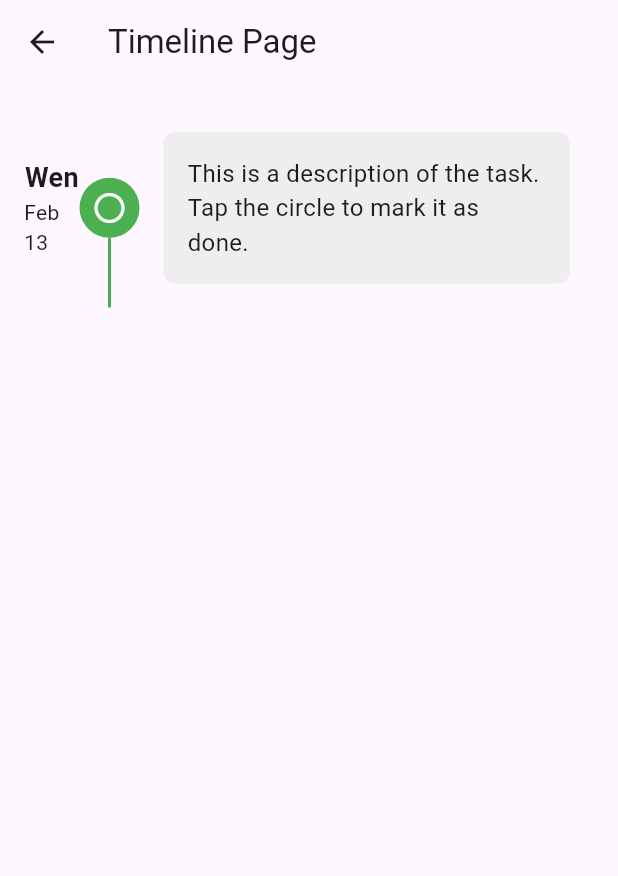
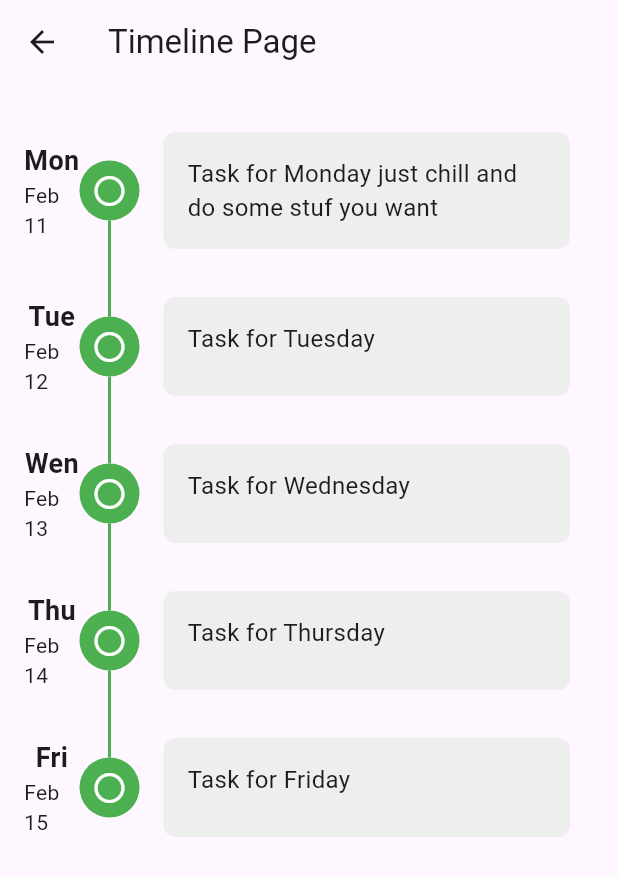
Before and after one commit to abeelgetahun/To-Do-app-wz-Flutter-, a Flutter app: the Home screen opened directly, on a phone screen of 412 x 824 dp. Shown: the top 876 px of the screen. Run offline on Flutter 3.47's test engine with Material 3 defaults, Android fonts, the phone set to English and light mode, and no system bars; drawn by our look-alikes of timeline_tile.

Commit message:
time line update

```diff
--- a/lib/screens/home.dart
+++ b/lib/screens/home.dart
@@ -1,5 +1,19 @@
 import 'package:flutter/material.dart';
 import 'package:timeline_tile/timeline_tile.dart';
+
+class Task {
+  final String day; // e.g., "Wen"
+  final String date; // e.g., "Feb 13"
+  final String description;
+  bool isCompleted;
+
+  Task({
+    required this.day,
+    required this.date,
+    required this.description,
+    this.isCompleted = false,
+  });
+}
 
 class Home extends StatefulWidget {
   const Home({super.key});
@@ -9,28 +23,36 @@ class Home extends StatefulWidget {
 }
 
 class _HomeState extends State<Home> {
-  bool isCompleted = false;
+  // Create a list of tasks
+  final List<Task> _tasks = [
+    Task(day: 'Mon', date: 'Feb 11', description: 'Task for Monday just chill and do some stuf you want '),
+    Task(day: 'Tue', date: 'Feb 12', description: 'Task for Tuesday'),
+    Task(day: 'Wen', date: 'Feb 13', description: 'Task for Wednesday'),
+    Task(day: 'Thu', date: 'Feb 14', description: 'Task for Thursday'),
+    Task(day: 'Fri', date: 'Feb 15', description: 'Task for Friday'),
+  ];
 
   @override
   Widget build(BuildContext context) {
     return Scaffold(
-      appBar: AppBar(
-        title: const Text("Timeline Page"),
-      ),
-      body: ListView(
+      appBar: AppBar(title: const Text("Timeline Page")),
+      body: ListView.builder(
         padding: const EdgeInsets.all(16),
-        children: [
-          TimelineTile(
+        itemCount: _tasks.length,
+        itemBuilder: (context, index) {
+          final Task task = _tasks[index];
+          return TimelineTile(
             alignment: TimelineAlign.manual,
             lineXY: 0.15,
-            isFirst: true,
+            isFirst: index == 0,
+            isLast: index == _tasks.length - 1,
             indicatorStyle: IndicatorStyle(
               width: 40,
               height: 40,
               indicator: GestureDetector(
                 onTap: () {
                   setState(() {
-                    isCompleted = !isCompleted;
+                    task.isCompleted = !task.isCompleted;
                   });
                 },
                 child: Container(
@@ -39,7 +61,7 @@ class _HomeState extends State<Home> {
                     color: Colors.green,
                   ),
                   child: Center(
-                    child: isCompleted
+                    child: task.isCompleted
                         ? const Icon(Icons.done, color: Colors.white)
                         : const Icon(Icons.radio_button_unchecked, color: Colors.white),
                   ),
@@ -58,14 +80,14 @@ class _HomeState extends State<Home> {
               padding: const EdgeInsets.symmetric(vertical: 16),
               child: Column(
                 mainAxisAlignment: MainAxisAlignment.center,
-                children: const [
+                children: [
                   Text(
-                    'Wen',
-                    style: TextStyle(fontSize: 18, fontWeight: FontWeight.bold),
+                    task.day,
+                    style: const TextStyle(fontSize: 18, fontWeight: FontWeight.bold),
                   ),
                   Text(
-                    'Feb 13',
-                    style: TextStyle(fontSize: 14),
+                    task.date,
+                    style: const TextStyle(fontSize: 14),
                   ),
                 ],
               ),
@@ -77,14 +99,13 @@ class _HomeState extends State<Home> {
                 color: Colors.grey.shade200,
                 borderRadius: BorderRadius.circular(8),
               ),
-              child: const Text(
-                'This is a description of the task. Tap the circle to mark it as done.',
-                style: TextStyle(fontSize: 16),
+              child: Text(
+                task.description,
+                style: const TextStyle(fontSize: 16),
               ),
             ),
-          ),
-          // You can add additional TimelineTile widgets here for more tasks.
-        ],
+          );
+        },
       ),
     );
   }
```
